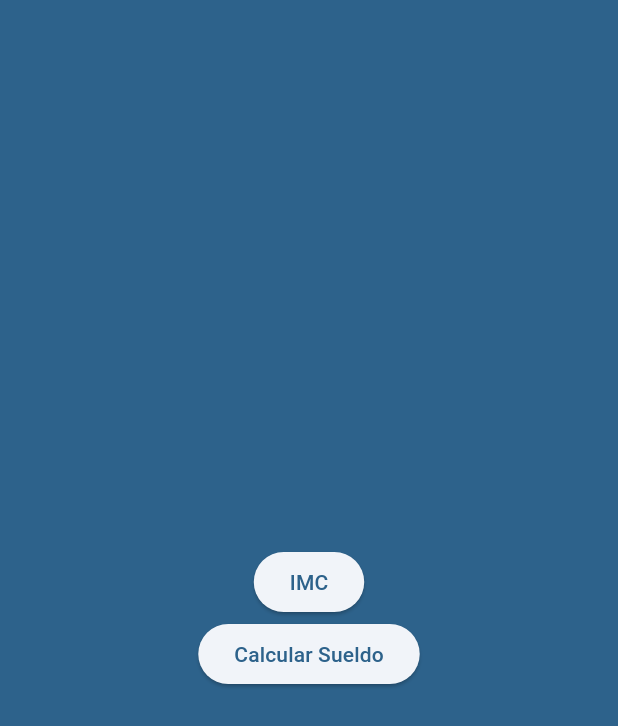
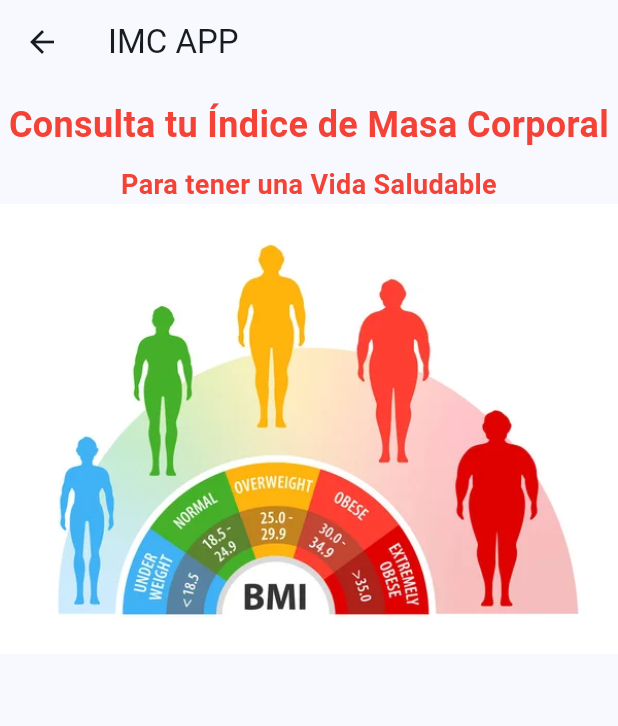
Before and after one commit to DazaTovarJ/imc_flutter, a Flutter app: the screen it shows after launch, after a tap on "IMC", on a phone screen of 412 x 824 dp. Shown: the top 726 px of the screen. Run offline on Flutter 3.47's test engine with Material 2 defaults, Android fonts, the light colour scheme and no system bars.

Commit message:
feat(app): Create body mass page

```diff
--- a/lib/main.dart
+++ b/lib/main.dart
@@ -1,4 +1,5 @@
 import 'package:flutter/material.dart';
+import 'package:imc/mass.dart';
 
 void main() {
   runApp(const MyApp());
@@ -19,7 +20,7 @@
       initialRoute: '/',
       routes: {
         '/': (context) => const HomePage(),
-        // '/mass':(context) => MassPage(),
+        '/mass': (context) => const IMC()
         // '/wage':(context) => WagePage()
       },
     );
@@ -41,7 +42,7 @@
             children: [
               ElevatedButton(
                   onPressed: () {
-                    Navigator.pushNamed(context, "mass");
+                    Navigator.pushNamed(context, "/mass");
                   },
                   child: const Text("IMC")),
               ElevatedButton(
--- /dev/null
+++ b/lib/mass.dart
@@ -0,0 +1,62 @@
+import 'package:flutter/material.dart';
+
+class IMC extends StatefulWidget {
+  const IMC({super.key});
+
+  @override
+  State<IMC> createState() => _IMCState();
+}
+
+class _IMCState extends State<IMC> {
+  TextEditingController peso = TextEditingController();
+
+  TextEditingController altura = TextEditingController();
+
+  double massCalculated = 0;
+
+  void Calcular() {
+    setState(() {
+      double p = double.parse(peso.text);
+
+      double a = double.parse(altura.text);
+
+      massCalculated = (p / (a * a));
+    });
+  }
+
+  @override
+  Widget build(BuildContext context) {
+    return Scaffold(
+      appBar: AppBar(title: Text("IMC APP")),
+      body: Container(
+        height: 500,
+        width: MediaQuery.of(context).size.width,
+        child: Column(
+          mainAxisAlignment: MainAxisAlignment.start,
+          crossAxisAlignment: CrossAxisAlignment.center,
+          children: [
+            SizedBox(
+              height: 10,
+            ),
+            Text(
+              "Consulta tu Índice de Masa Corporal",
+              style: TextStyle(
+                  fontSize: 24, color: Colors.red, fontWeight: FontWeight.bold),
+              textAlign: TextAlign.center,
+            ),
+            SizedBox(
+              height: 10,
+            ),
+            Text(
+              "Para tener una Vida Saludable",
+              style: TextStyle(
+                  fontSize: 18, color: Colors.red, fontWeight: FontWeight.bold),
+              textAlign: TextAlign.center,
+            ),
+            Image.asset("assets/img/estado_imc.jpg")
+          ],
+        ),
+      ),
+    );
+  }
+}
--- a/pubspec.yaml
+++ b/pubspec.yaml
@@ -59,9 +59,8 @@ flutter:
   uses-material-design: true
 
   # To add assets to your application, add an assets section, like this:
-  # assets:
-  #   - images/a_dot_burr.jpeg
-  #   - images/a_dot_ham.jpeg
+  assets:
+    - assets/img/estado_imc.jpg
 
   # An image asset can refer to one or more resolution-specific "variants", see
   # https://flutter.dev/assets-and-images/#resolution-aware
```
Also changed, not shown: assets/img/estado_imc.jpg (added).
